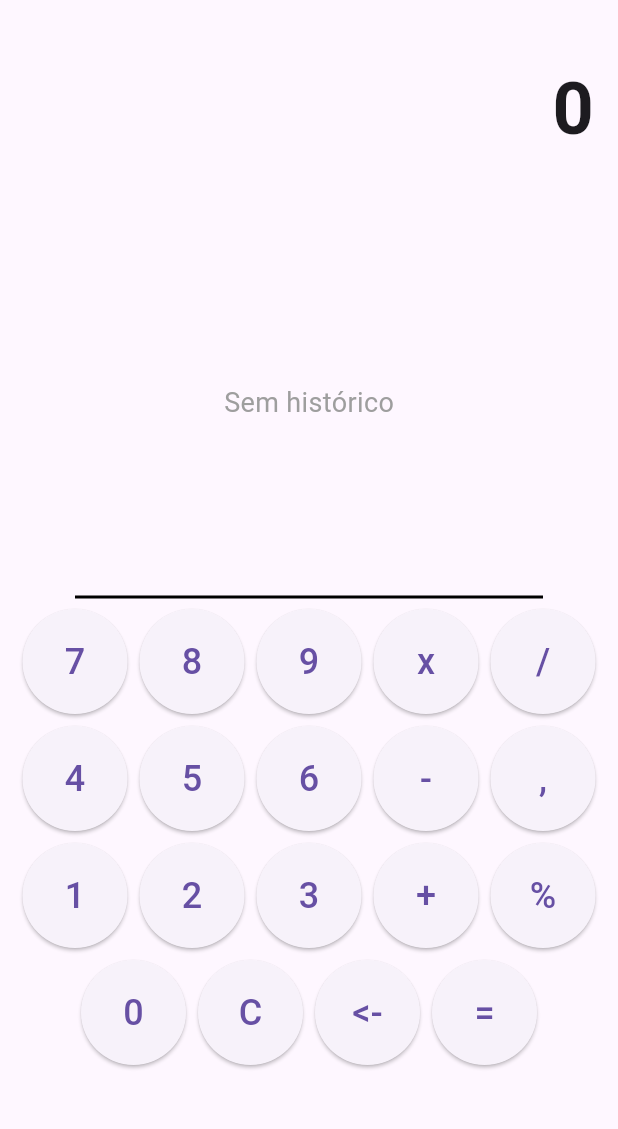
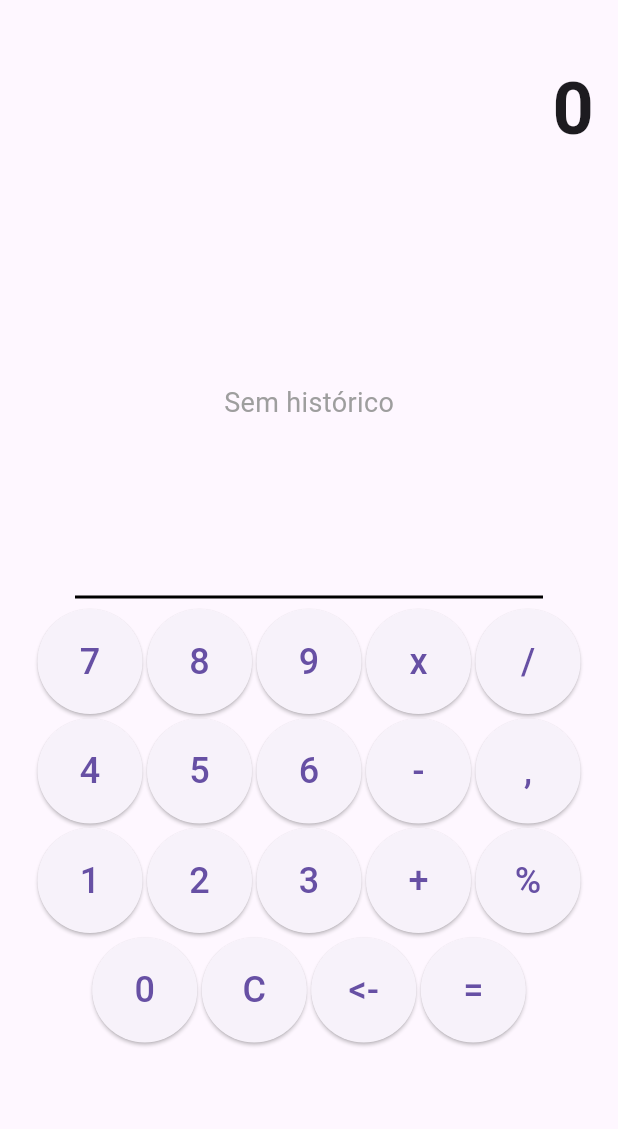
Before and after one commit to Gabriel-Fontanari1/calculadora, a Flutter app: the screen it shows after launch, on a phone screen of 412 x 824 dp, the part 63-1192 px from its top. Run offline on Flutter 3.47's test engine with Material 3 defaults, Android fonts, the phone set to English and light mode, and no system bars; our stand-ins replace flutter_modular.

Commit message:
espaçamento entre os botões corrigido

```diff
--- a/lib/app/modules/home_page.dart
+++ b/lib/app/modules/home_page.dart
@@ -122,56 +122,56 @@ class Keyboard extends StatelessWidget {
           mainAxisAlignment: MainAxisAlignment.center,
           children: [
             KeyButton(text: '7', onKeyPressed: onKeyPressed),
-            const SizedBox(width: 8),
+            const SizedBox(width: 3),
             KeyButton(text: '8', onKeyPressed: onKeyPressed),
-            const SizedBox(width: 8),
+            const SizedBox(width: 3),
             KeyButton(text: '9', onKeyPressed: onKeyPressed),
-            const SizedBox(width: 8),
+            const SizedBox(width: 3),
             KeyButton(text: 'x', onKeyPressed: onKeyPressed),
-            const SizedBox(width: 8),
+            const SizedBox(width: 3),
             KeyButton(text: '/', onKeyPressed: onKeyPressed),
           ],
         ),
-        const SizedBox(height: 8),
+        const SizedBox(height: 3),
         Row(
           mainAxisAlignment: MainAxisAlignment.center,
           children: [
             KeyButton(text: '4', onKeyPressed: onKeyPressed),
-            const SizedBox(width: 8),
+            const SizedBox(width: 3),
             KeyButton(text: '5', onKeyPressed: onKeyPressed),
-            const SizedBox(width: 8),
+            const SizedBox(width: 3),
             KeyButton(text: '6', onKeyPressed: onKeyPressed),
-            const SizedBox(width: 8),
+            const SizedBox(width: 3),
             KeyButton(text: '-', onKeyPressed: onKeyPressed),
-            const SizedBox(width: 8),
+            const SizedBox(width: 3),
             KeyButton(text: ',', onKeyPressed: onKeyPressed),
           ],
         ),
-        const SizedBox(height: 8),
+        const SizedBox(height: 3),
         Row(
           mainAxisAlignment: MainAxisAlignment.center,
           children: [
             KeyButton(text: '1', onKeyPressed: onKeyPressed),
-            const SizedBox(width: 8),
+            const SizedBox(width: 3),
             KeyButton(text: '2', onKeyPressed: onKeyPressed),
-            const SizedBox(width: 8),
+            const SizedBox(width: 3),
             KeyButton(text: '3', onKeyPressed: onKeyPressed),
-            const SizedBox(width: 8),
+            const SizedBox(width: 3),
             KeyButton(text: '+', onKeyPressed: onKeyPressed),
-            const SizedBox(width: 8),
+            const SizedBox(width: 3),
             KeyButton(text: '%', onKeyPressed: onKeyPressed),
           ],
         ),
-        const SizedBox(height: 8),
+        const SizedBox(height: 3),
         Row(
           mainAxisAlignment: MainAxisAlignment.center,
           children: [
             KeyButton(text: '0', onKeyPressed: onKeyPressed),
-            const SizedBox(width: 8),
+            const SizedBox(width: 3),
             KeyButton(text: 'C', onKeyPressed: onKeyPressed),
-            const SizedBox(width: 8),
+            const SizedBox(width: 3),
             KeyButton(text: '<-', onKeyPressed: onKeyPressed),
-            const SizedBox(width: 8),
+            const SizedBox(width: 3),
             KeyButton(text: '=', onKeyPressed: onKeyPressed),
           ],
         ),
```
